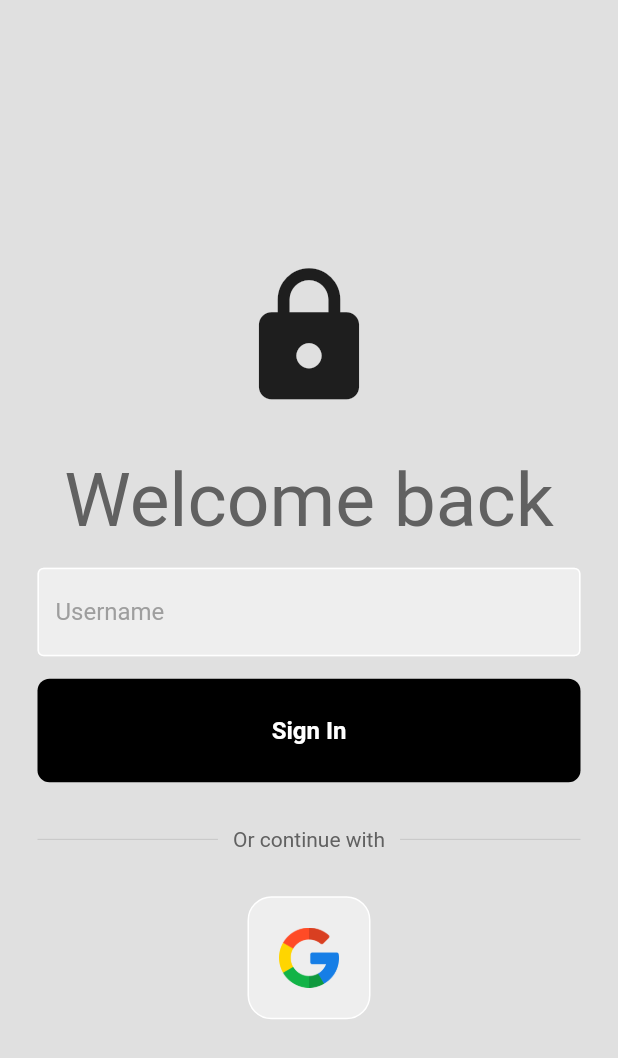
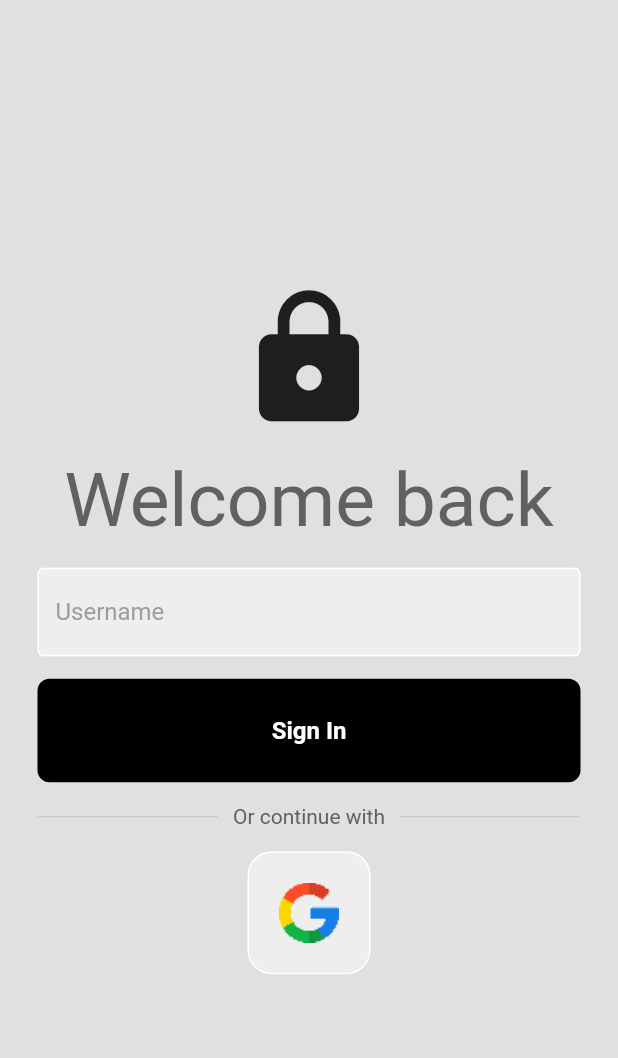
Before and after one commit to ziguan0301/flutter_app_test, a Flutter app: the LoginPage screen opened directly, on a phone screen of 412 x 824 dp. Shown: the top 1058 px of the screen. Run offline on Flutter 3.47's test engine with Material 2 defaults, Android fonts, the phone set to English and light mode, and no system bars; our stand-ins replace font_awesome_flutter; network calls fail.

Commit message:
第二次：解決頁面布局&食譜購的初稿

```diff
--- a/lib/components/square_tile.dart
+++ b/lib/components/square_tile.dart
@@ -18,7 +18,7 @@ class SquareTile extends StatelessWidget {
       ),
       child: Image.asset(
         imagePath,
-        height: 40,
+        cacheHeight: 40,
       ),
     );
   }
--- /dev/null
+++ b/lib/home/home_page.dart
@@ -0,0 +1,21 @@
+import 'package:flutter/material.dart';
+
+class HomePage extends StatelessWidget {
+  HomePage({super.key});
+  @override
+  Widget build(BuildContext context) {
+    return MaterialApp(
+      home: Scaffold(
+        appBar: AppBar(
+          backgroundColor: Colors.grey[400],
+          title: Text('hello world'),
+        ),
+        body: Center(
+          child: Image(
+            image: NetworkImage('https://stat.ameba.jp/user_images/20150609/23/makapri/97/6f/p/o0272028813332636417.png?caw=800'),
+          ),
+        ),
+      ),
+    );
+  }
+}
--- a/lib/login/login_page.dart
+++ b/lib/login/login_page.dart
@@ -15,13 +15,14 @@ class LoginPage extends StatelessWidget {
   @override
   Widget build(BuildContext context) {
     return Scaffold(
+      resizeToAvoidBottomInset: false,//不讓畫面因為鍵盤超出頁面
       backgroundColor: Colors.grey[300],
-      body: SafeArea(
+      body: SafeArea(   //解決靠邊（上、下、左、右）的地方會被遮擋
         child: Center(
           child: Column(
             mainAxisAlignment: MainAxisAlignment.center,
             children: [
-              const SizedBox(height: 30),
+              const SizedBox(height: 15),
 
               // logo
               const Icon(
@@ -29,7 +30,7 @@ class LoginPage extends StatelessWidget {
                 size: 100,
               ),
 
-              const SizedBox(height: 30),
+              const SizedBox(height: 15),
 
               // welcome back, you've been missed!
               Text(
@@ -56,7 +57,7 @@ class LoginPage extends StatelessWidget {
               ),
 
                 //or continue
-              const SizedBox(height: 30),
+              const SizedBox(height: 15),
               Padding(
                 padding: const EdgeInsets.symmetric(horizontal: 25.0),
                 child: Row(
@@ -84,7 +85,7 @@ class LoginPage extends StatelessWidget {
                 ),
               ),
               //google button
-              const SizedBox(height: 30),
+              const SizedBox(height: 15),
               Row(
                 mainAxisAlignment: MainAxisAlignment.center,
                 children: const [
--- a/pubspec.yaml
+++ b/pubspec.yaml
@@ -34,6 +34,7 @@ dependencies:
   # The following adds the Cupertino Icons font to your application.
   # Use with the CupertinoIcons class for iOS style icons.
   cupertino_icons: ^1.0.2
+  flutter_bloc: ^8.1.2
 
 dev_dependencies:
   flutter_test:
```
Also changed, not shown: lib/main.dart (+61 -2 lines), pubspec.lock, 37 other files.
